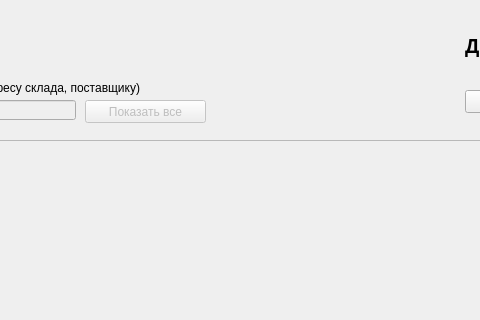
Before: the Qt Designer form is/detailswindow.ui in hackey9/ikit-kp-3sem, drawn with Qt 5; both pictures show x 195 to 675 and y 0 to 320 of the 891 by 564 pixel window.
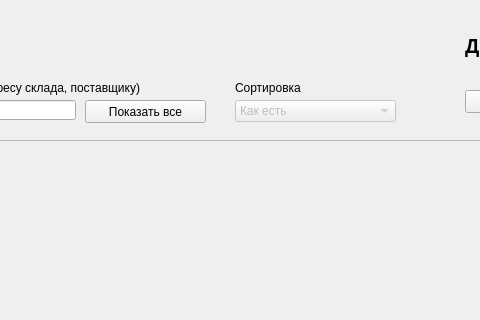
After: the same form once the commit is applied.

```diff
--- a/is/detailswindow.ui
+++ b/is/detailswindow.ui
@@ -60,7 +60,7 @@
    </widget>
    <widget class="QPushButton" name="ResetSearchButton">
     <property name="enabled">
-     <bool>false</bool>
+     <bool>true</bool>
     </property>
     <property name="geometry">
      <rect>
@@ -110,7 +110,7 @@
    </widget>
    <widget class="QLineEdit" name="SearchInput">
     <property name="enabled">
-     <bool>false</bool>
+     <bool>true</bool>
     </property>
     <property name="geometry">
      <rect>
@@ -154,6 +154,47 @@
      <string>Детали и изделия</string>
     </property>
    </widget>
+   <widget class="QComboBox" name="comboBox">
+    <property name="enabled">
+     <bool>false</bool>
+    </property>
+    <property name="geometry">
+     <rect>
+      <x>430</x>
+      <y>100</y>
+      <width>161</width>
+      <height>22</height>
+     </rect>
+    </property>
+    <item>
+     <property name="text">
+      <string>Как есть</string>
+     </property>
+    </item>
+    <item>
+     <property name="text">
+      <string>По алфавиту (наименование)</string>
+     </property>
+    </item>
+    <item>
+     <property name="text">
+      <string>По алфавиту (код)</string>
+     </property>
+    </item>
+   </widget>
+   <widget class="QLabel" name="label_3">
+    <property name="geometry">
+     <rect>
+      <x>430</x>
+      <y>80</y>
+      <width>161</width>
+      <height>16</height>
+     </rect>
+    </property>
+    <property name="text">
+     <string>Сортировка</string>
+    </property>
+   </widget>
   </widget>
  </widget>
  <resources/>
```
